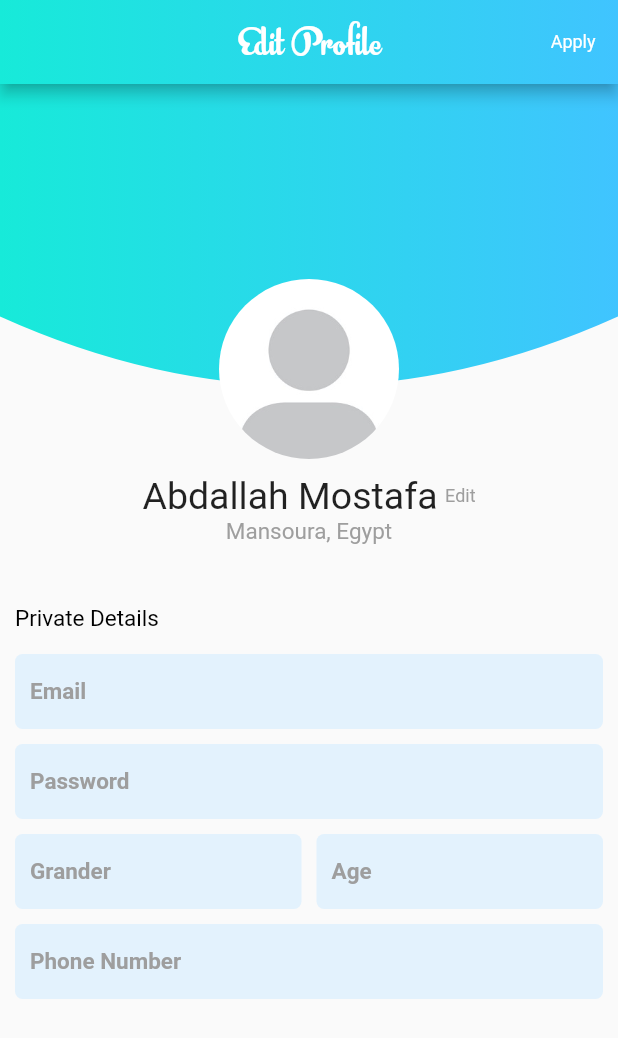
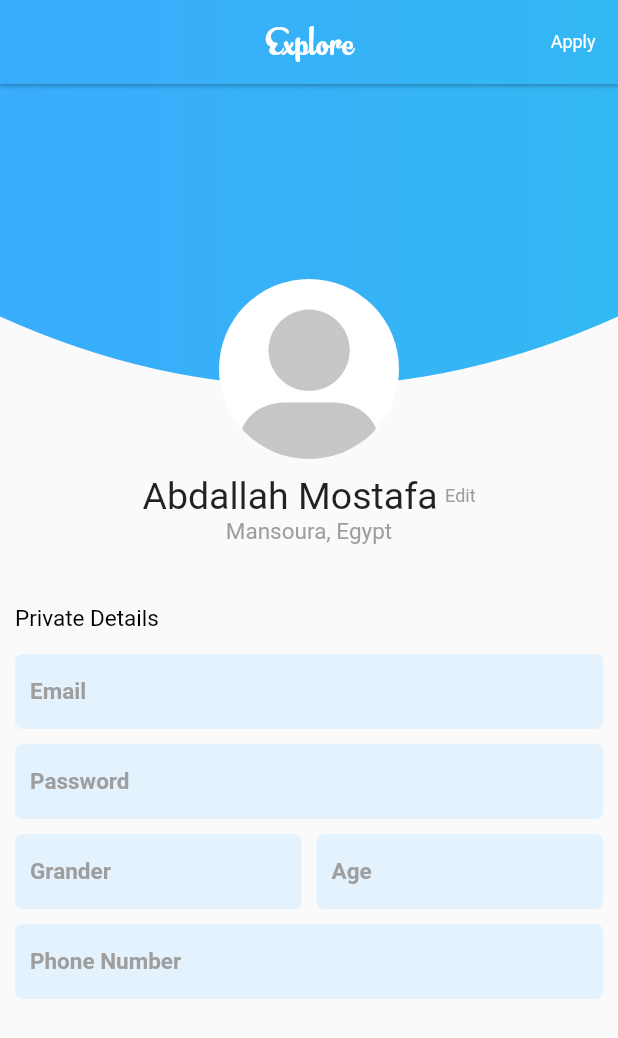
Before and after one commit to arif5995/travel_app, a Flutter app: the ProfilPage screen opened directly, on a phone screen of 412 x 824 dp. Shown: the top 1038 px of the screen. Run offline on Flutter 3.47's test engine with Material 2 defaults, Android fonts, the phone set to English and light mode, and no system bars; our stand-ins replace cached_network_image, hexcolor; missing offline and left inert: rate_my_app; network calls fail.

Commit message:
update appbar widget

```diff
--- a/lib/ui/profil_page.dart
+++ b/lib/ui/profil_page.dart
@@ -1,39 +1,12 @@
 import 'package:flutter/material.dart';
+import 'package:travelapp/ui/widget/appbar.dart';
 import 'package:travelapp/ui/widget/curve_painter_half_circle.dart';
 
 class ProfilPage extends StatelessWidget {
   @override
   Widget build(BuildContext context) {
     return Scaffold(
-      appBar: AppBar(
-        centerTitle: true,
-        automaticallyImplyLeading: false,
-        flexibleSpace: Container(
-          decoration: BoxDecoration(
-            gradient: LinearGradient(
-              colors: [Color(0xFF17ead9), Colors.lightBlueAccent],
-            ),
-          ),
-        ),
-        title: Text(
-          "Edit Profile",
-          textAlign: TextAlign.center,
-          style: TextStyle(
-            fontFamily: 'Banana',
-            fontSize: 25.0,
-            color: Colors.white,
-            fontWeight: FontWeight.bold,
-          ),
-        ),
-        actions: <Widget>[
-          Center(
-            child: Padding(
-              padding: const EdgeInsets.only(right: 15),
-              child: Text("Apply", style: TextStyle(fontSize: 12, color: Colors.white),),
-            ),
-          ),
-        ],
-      ),
+      appBar: AppBarTop(title: "Explore", textRight: "Apply"),
       body: SingleChildScrollView(
         child: CustomPaint(
           painter: CurvePainter(),
--- /dev/null
+++ b/lib/ui/widget/appbar.dart
@@ -0,0 +1,42 @@
+import 'package:flutter/material.dart';
+import 'package:hexcolor/hexcolor.dart';
+
+AppBar AppBarTop({IconData icon,String title, textRight}){
+  return AppBar(
+    automaticallyImplyLeading: false,
+    centerTitle: true,
+    elevation: 1.0,
+    flexibleSpace: Container(
+      decoration: BoxDecoration(
+        gradient: LinearGradient(
+          colors: [Hexcolor("#39ACFC"), Hexcolor("#33B8F3") ],
+        ),
+      ),
+    ),
+    title: Text(
+      title,
+      textAlign: TextAlign.center,
+      style: TextStyle(
+        fontFamily: 'Banana',
+        fontSize: 25.0,
+        color: Colors.white,
+        fontWeight: FontWeight.bold,
+      ),
+    ),
+    actions: <Widget>[
+      Center(
+        child: Padding(
+          padding: const EdgeInsets.only(right: 15),
+          child: Text(textRight, style: TextStyle(fontSize: 12, color: Colors.white),),
+        ),
+      ),
+    ],
+    leading: GestureDetector(
+      onTap: null,
+      child: Icon(
+        icon,
+        color: Colors.white,
+      ),
+    ),
+  );
+}
--- a/lib/ui/widget/curve_painter_half_circle.dart
+++ b/lib/ui/widget/curve_painter_half_circle.dart
@@ -1,5 +1,6 @@
 import 'package:flutter/cupertino.dart';
 import 'package:flutter/material.dart';
+import 'package:hexcolor/hexcolor.dart';
 
 class CurvePainter extends CustomPainter {
 
@@ -7,7 +8,7 @@ class CurvePainter extends CustomPainter {
   void paint(Canvas canvas, Size size) {
     var paint = Paint();
     final shapeBounds = Rect.fromLTRB(0, 0, size.width, size.height);
-    final colors = [Color(0xFF17ead9), Colors.lightBlueAccent];
+    final colors = [Hexcolor("#39ACFC"), Hexcolor("#33B8F3")];
     final stops = [0.0, 1.0];
     final gradient = LinearGradient(colors: colors, stops: stops);
     final paints = Paint()..shader = gradient.createShader(shapeBounds);
--- a/pubspec.yaml
+++ b/pubspec.yaml
@@ -30,6 +30,7 @@ dependencies:
   cupertino_icons: ^0.1.3
   rate_my_app: ^0.6.1+6
   cached_network_image: ^2.2.0+1
+  hexcolor: ^1.0.4
 
 dev_dependencies:
   flutter_test:
```
Also changed, not shown: lib/ui/explore_page.dart (+2 -21 lines), lib/ui/home_page.dart (+4 -28 lines), pubspec.lock.
